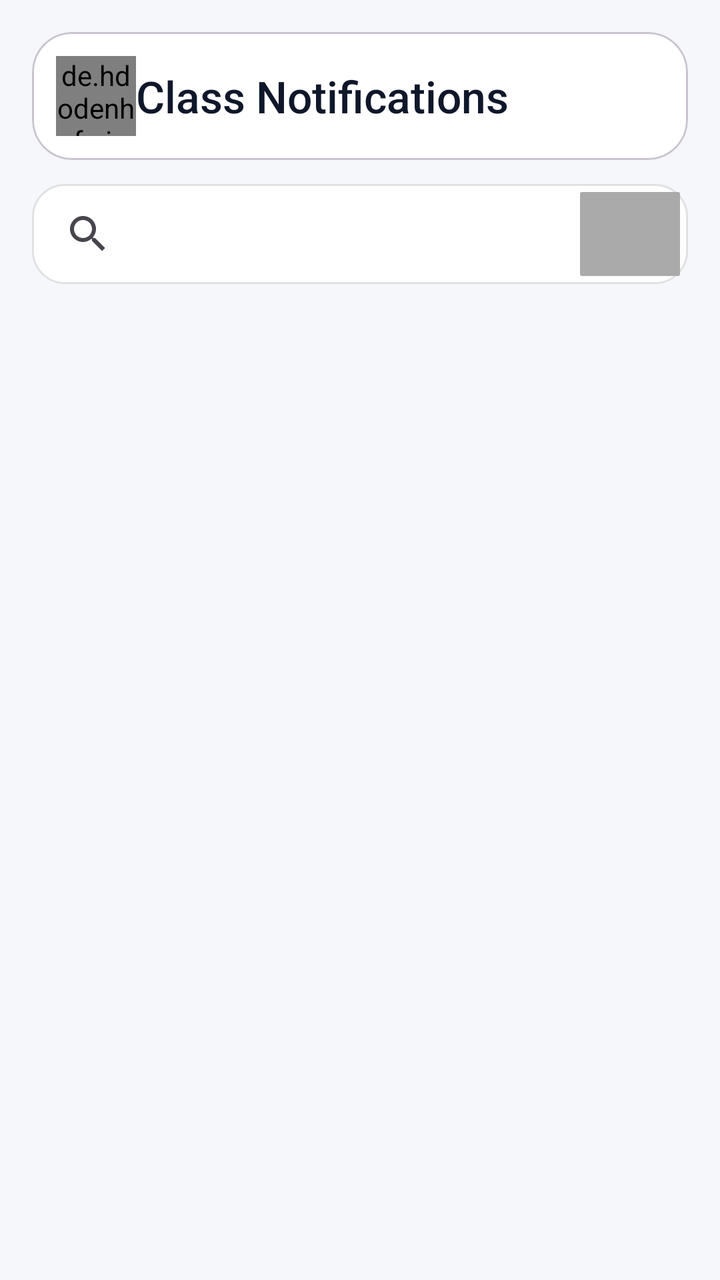
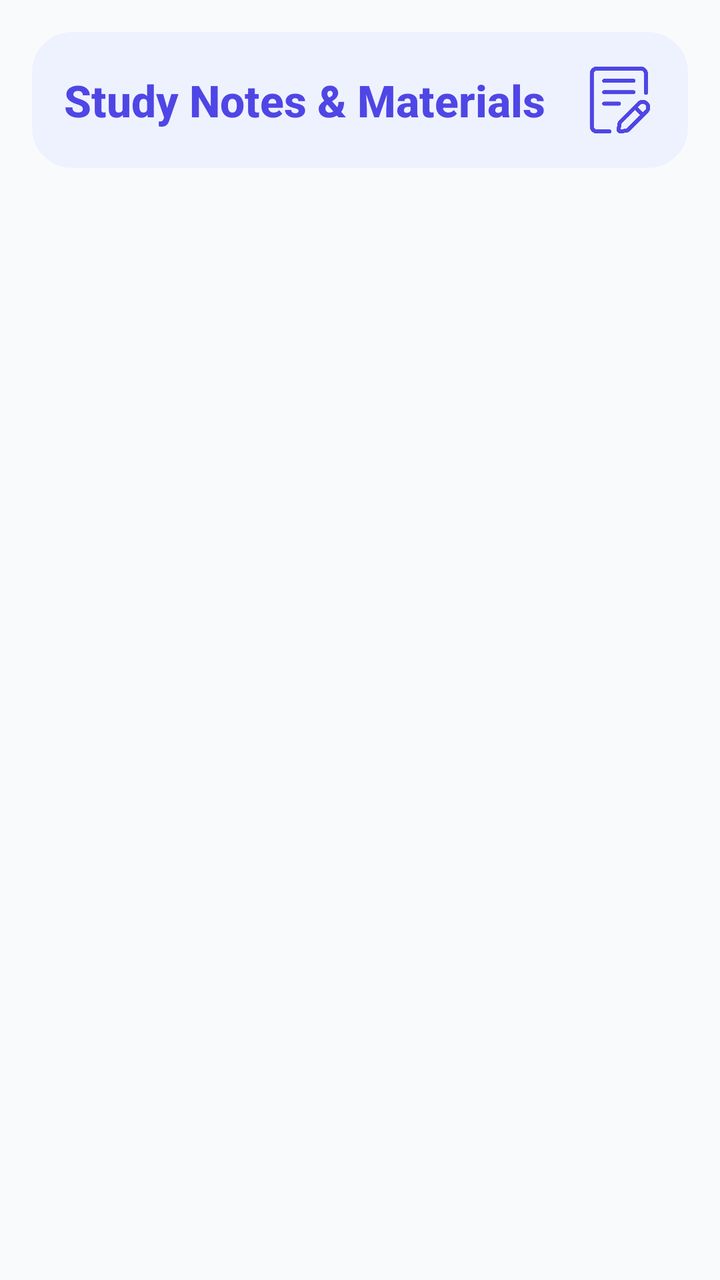

Before-and-after screenshots of an Android layout around one commit, followed by the original layout XML and the change that was made.
<!-- AndroidManifest.xml: application theme Theme.Reater -->
<!-- res/layout/fragment_notes.xml -->
<?xml version="1.0" encoding="utf-8"?>
<androidx.constraintlayout.widget.ConstraintLayout xmlns:android="http://schemas.android.com/apk/res/android"
    xmlns:app="http://schemas.android.com/apk/res-auto"
    xmlns:tools="http://schemas.android.com/tools"
    android:layout_width="match_parent"
    android:layout_height="match_parent"
    android:background="?android:attr/colorBackground"
    tools:context=".ui.fragments.NotesFragment">


    <com.google.android.material.card.MaterialCardView
        android:id="@+id/notes_titlebox"
        android:layout_width="0dp"
        android:layout_height="wrap_content"
        android:layout_marginStart="16dp"
        android:layout_marginTop="16dp"
        android:layout_marginEnd="16dp"
        app:cardCornerRadius="20dp"
        app:cardElevation="0dp"
        app:strokeWidth="1dp"
        app:layout_constraintEnd_toEndOf="parent"
        app:layout_constraintStart_toStartOf="parent"
        app:layout_constraintTop_toTopOf="parent">
        <androidx.constraintlayout.widget.ConstraintLayout
            android:layout_width="match_parent"
            android:layout_height="wrap_content"
            android:padding="12dp">

        <TextView
            android:id="@+id/Notes_Text_Title"
            android:layout_width="0dp"
            android:layout_height="wrap_content"
            android:text="Class Notifications"
            android:textColor="?attr/colorOnSurface"
            android:textSize="22sp"
            android:fontFamily="sans-serif-medium"
            app:layout_constraintBottom_toBottomOf="parent"
            app:layout_constraintEnd_toEndOf="parent"
            app:layout_constraintStart_toEndOf="@+id/imageView2"
            app:layout_constraintTop_toTopOf="parent" />

        <de.hdodenhof.circleimageview.CircleImageView
            android:id="@+id/imageView2"
            android:layout_width="40dp"
            android:layout_height="40dp"
            android:src="@drawable/ic_baseline_home_24"
            app:layout_constraintBottom_toBottomOf="parent"
            app:layout_constraintStart_toStartOf="parent"
            app:layout_constraintTop_toTopOf="parent" />

        </androidx.constraintlayout.widget.ConstraintLayout>
    </com.google.android.material.card.MaterialCardView>

    <androidx.recyclerview.widget.RecyclerView
        android:id="@+id/notesRV"
        android:layout_width="0dp"
        android:layout_height="0dp"
        android:layout_marginStart="8dp"
        android:layout_marginTop="7dp"
        android:layout_marginEnd="8dp"
        android:clipToPadding="false"
        android:paddingBottom="16dp"
        app:layout_constraintBottom_toBottomOf="parent"
        app:layout_constraintEnd_toEndOf="parent"
        app:layout_constraintStart_toStartOf="parent"
        app:layout_constraintTop_toBottomOf="@+id/search_box" />

    <androidx.constraintlayout.widget.ConstraintLayout
        android:id="@+id/search_box"
        android:layout_width="0dp"
        android:layout_height="50dp"
        android:layout_marginStart="16dp"
        android:layout_marginTop="12dp"
        android:layout_marginEnd="16dp"
        android:background="@drawable/rounded_bottom_rectangle"
        android:padding="4dp"
        app:layout_constraintEnd_toEndOf="parent"
        app:layout_constraintHorizontal_bias="0.0"
        app:layout_constraintStart_toStartOf="parent"
        app:layout_constraintTop_toBottomOf="@+id/notes_titlebox">

        <ImageView
            android:id="@+id/search_mic"
            android:layout_width="50dp"
            android:layout_height="0dp"
            app:layout_constraintBottom_toBottomOf="parent"
            app:layout_constraintEnd_toEndOf="parent"
            app:layout_constraintTop_toTopOf="parent"

            app:layout_constraintVertical_bias="0.0"
            android:src="@drawable/microphone2" />

        <androidx.appcompat.widget.SearchView
            android:layout_width="0dp"
            android:layout_height="0dp"
            app:layout_constraintBottom_toBottomOf="parent"
            app:layout_constraintEnd_toStartOf="@+id/search_mic"
            app:layout_constraintStart_toStartOf="parent"
            app:layout_constraintTop_toTopOf="parent" />
    </androidx.constraintlayout.widget.ConstraintLayout>


</androidx.constraintlayout.widget.ConstraintLayout>
<!-- resources referenced by this layout -->
<resources>
  <!-- drawable ic_baseline_home_24 (drawable) -->
  <vector xmlns:android="http://schemas.android.com/apk/res/android"
      android:width="24dp"
      android:height="24dp"
      android:viewportWidth="24"
      android:viewportHeight="24"
      android:tint="?attr/colorControlNormal">
      <path
          android:fillColor="@android:color/white"
          android:pathData="M10,20v-6h4v6h5v-8h3L12,3 2,12h3v8z" />
  </vector>
  <!-- drawable microphone2 (drawable) -->
  <?xml version="1.0" encoding="utf-8"?>
  <shape xmlns:android="http://schemas.android.com/apk/res/android">
      <solid android:color="@android:color/darker_gray"/>
      <corners android:radius="1dp" />
  </shape>
  <!-- drawable rounded_bottom_rectangle (drawable) -->
  <?xml version="1.0" encoding="utf-8"?>
  <shape xmlns:android="http://schemas.android.com/apk/res/android">
      <solid android:color="@color/colorSurface" />
      <corners android:radius="16dp" />
      <stroke
          android:color="#1A000000"
          android:width="1dp" />
  </shape>
  <style name="Theme.Reater" parent="Theme.Material3.DayNight.NoActionBar">
          
          <item name="colorPrimary">@color/iiitu_navy</item>
          <item name="colorOnPrimary">@color/iiitu_white</item>
          <item name="colorPrimaryContainer">@color/iiitu_navy_light</item>
          <item name="colorOnPrimaryContainer">@color/iiitu_white</item>
          <item name="colorSecondary">@color/iiitu_accent</item>
          <item name="colorOnSecondary">@color/iiitu_white</item>
          <item name="colorSecondaryContainer">@color/iiitu_navy_dark</item>
          <item name="colorOnSecondaryContainer">@color/iiitu_white</item>
          <item name="colorTertiary">@color/iiitu_gold</item>
          <item name="colorOnTertiary">@color/iiitu_navy_dark</item>
          <item name="colorTertiaryContainer">@color/iiitu_gold_light</item>
          <item name="colorOnTertiaryContainer">@color/iiitu_navy</item>
          <item name="colorError">@color/colorError</item>
          <item name="colorOnError">@color/colorOnError</item>
          <item name="colorSurface">@color/iiitu_white</item>
          <item name="colorOnSurface">@color/premium_text_primary</item>
          <item name="colorSurfaceVariant">@color/iiitu_light_bg</item>
          <item name="colorOnSurfaceVariant">@color/premium_text_secondary</item>
  
          
          <item name="android:colorBackground">@color/iiitu_light_bg</item>
          <item name="android:statusBarColor" tools:targetApi="l">@color/iiitu_navy</item>
  
          
          <item name="android:fontFamily">sans-serif</item>
      </style>
  <color name="colorSurface">#FFFFFF</color>
  <color name="iiitu_navy">#003366</color>
  <color name="iiitu_white">#FFFFFF</color>
  <color name="iiitu_navy_light">#004488</color>
  <color name="iiitu_accent">#0066CC</color>
  <color name="iiitu_navy_dark">#002244</color>
  <color name="iiitu_gold">#FFB81C</color>
  <color name="iiitu_gold_light">#FFC94D</color>
  <color name="colorError">#D32F2F</color>
  <color name="colorOnError">#FFFFFF</color>
  <color name="premium_text_primary">#0F172A</color>
  <color name="iiitu_light_bg">#F5F7FA</color>
  <color name="premium_text_secondary">#475569</color>
</resources>

<!-- the commit's change to res/layout/fragment_notes.xml (unified diff, before → after) -->
@@ -7,7 +7,7 @@
     android:background="?android:attr/colorBackground"
     tools:context=".ui.fragments.NotesFragment">
 
-
+    
     <com.google.android.material.card.MaterialCardView
         android:id="@+id/notes_titlebox"
         android:layout_width="0dp"
@@ -15,89 +15,133 @@
         android:layout_marginStart="16dp"
         android:layout_marginTop="16dp"
         android:layout_marginEnd="16dp"
+        app:cardBackgroundColor="?attr/colorPrimaryContainer"
         app:cardCornerRadius="20dp"
         app:cardElevation="0dp"
-        app:strokeWidth="1dp"
+        app:strokeWidth="0dp"
         app:layout_constraintEnd_toEndOf="parent"
         app:layout_constraintStart_toStartOf="parent"
         app:layout_constraintTop_toTopOf="parent">
+
         <androidx.constraintlayout.widget.ConstraintLayout
             android:layout_width="match_parent"
             android:layout_height="wrap_content"
-            android:padding="12dp">
+            android:padding="16dp">
 
-        <TextView
-            android:id="@+id/Notes_Text_Title"
-            android:layout_width="0dp"
-            android:layout_height="wrap_content"
-            android:text="Class Notifications"
-            android:textColor="?attr/colorOnSurface"
-            android:textSize="22sp"
-            android:fontFamily="sans-serif-medium"
-            app:layout_constraintBottom_toBottomOf="parent"
-            app:layout_constraintEnd_toEndOf="parent"
-            app:layout_constraintStart_toEndOf="@+id/imageView2"
-            app:layout_constraintTop_toTopOf="parent" />
+            <TextView
+                android:id="@+id/Notes_Text_Title"
+                android:layout_width="0dp"
+                android:layout_height="wrap_content"
+                android:text="Study Notes &amp; Materials"
+                android:textColor="?attr/colorOnPrimaryContainer"
+                android:textSize="22sp"
+                android:fontFamily="sans-serif-medium"
+                android:textStyle="bold"
+                app:layout_constraintBottom_toBottomOf="parent"
+                app:layout_constraintEnd_toStartOf="@+id/imageView2"
+                app:layout_constraintStart_toStartOf="parent"
+                app:layout_constraintTop_toTopOf="parent" />
 
-        <de.hdodenhof.circleimageview.CircleImageView
-            android:id="@+id/imageView2"
-            android:layout_width="40dp"
-            android:layout_height="40dp"
-            android:src="@drawable/ic_baseline_home_24"
-            app:layout_constraintBottom_toBottomOf="parent"
-            app:layout_constraintStart_toStartOf="parent"
-            app:layout_constraintTop_toTopOf="parent" />
+            <ImageView
+                android:id="@+id/imageView2"
+                android:layout_width="36dp"
+                android:layout_height="36dp"
+                android:src="@drawable/wirte"
+                app:tint="?attr/colorOnPrimaryContainer"
+                app:layout_constraintBottom_toBottomOf="parent"
+                app:layout_constraintEnd_toEndOf="parent"
+                app:layout_constraintTop_toTopOf="parent" />
 
         </androidx.constraintlayout.widget.ConstraintLayout>
     </com.google.android.material.card.MaterialCardView>
+
+    <ProgressBar
+        android:id="@+id/notesProgressBar"
+        android:layout_width="wrap_content"
+        android:layout_height="wrap_content"
+        android:visibility="gone"
+        app:layout_constraintBottom_toBottomOf="parent"
+        app:layout_constraintEnd_toEndOf="parent"
+        app:layout_constraintStart_toStartOf="parent"
+        app:layout_constraintTop_toBottomOf="@+id/notes_titlebox" />
 
     <androidx.recyclerview.widget.RecyclerView
         android:id="@+id/notesRV"
         android:layout_width="0dp"
         android:layout_height="0dp"
         android:layout_marginStart="8dp"
-        android:layout_marginTop="7dp"
+        android:layout_marginTop="12dp"
         android:layout_marginEnd="8dp"
         android:clipToPadding="false"
         android:paddingBottom="16dp"
         app:layout_constraintBottom_toBottomOf="parent"
         app:layout_constraintEnd_toEndOf="parent"
         app:layout_constraintStart_toStartOf="parent"
-        app:layout_constraintTop_toBottomOf="@+id/search_box" />
+        app:layout_constraintTop_toBottomOf="@+id/notes_titlebox" />
 
-    <androidx.constraintlayout.widget.ConstraintLayout
-        android:id="@+id/search_box"
+    
+    <com.google.android.material.card.MaterialCardView
+        android:id="@+id/notesEmptyCard"
         android:layout_width="0dp"
-        android:layout_height="50dp"
-        android:layout_marginStart="16dp"
-        android:layout_marginTop="12dp"
-        android:layout_marginEnd="16dp"
-        android:background="@drawable/rounded_bottom_rectangle"
-        android:padding="4dp"
+        android:layout_height="wrap_content"
+        android:layout_marginStart="24dp"
+        android:layout_marginTop="32dp"
+        android:layout_marginEnd="24dp"
+        android:visibility="gone"
+        app:cardBackgroundColor="?attr/colorSurface"
+        app:cardCornerRadius="24dp"
+        app:cardElevation="2dp"
+        app:strokeColor="?attr/colorOutline"
+        app:strokeWidth="1dp"
         app:layout_constraintEnd_toEndOf="parent"
-        app:layout_constraintHorizontal_bias="0.0"
         app:layout_constraintStart_toStartOf="parent"
         app:layout_constraintTop_toBottomOf="@+id/notes_titlebox">
 
-        <ImageView
-            android:id="@+id/search_mic"
-            android:layout_width="50dp"
-            android:layout_height="0dp"
-            app:layout_constraintBottom_toBottomOf="parent"
-            app:layout_constraintEnd_toEndOf="parent"
-            app:layout_constraintTop_toTopOf="parent"
+        <LinearLayout
+            android:layout_width="match_parent"
+            android:layout_height="wrap_content"
+            android:gravity="center"
+            android:orientation="vertical"
+            android:padding="28dp">
 
-            app:layout_constraintVertical_bias="0.0"
-            android:src="@drawable/microphone2" />
+            <ImageView
+                android:layout_width="64dp"
+                android:layout_height="64dp"
+                android:src="@drawable/wirte"
+                app:tint="?attr/colorPrimary" />
 
-        <androidx.appcompat.widget.SearchView
-            android:layout_width="0dp"
-            android:layout_height="0dp"
-            app:layout_constraintBottom_toBottomOf="parent"
-            app:layout_constraintEnd_toStartOf="@+id/search_mic"
-            app:layout_constraintStart_toStartOf="parent"
-            app:layout_constraintTop_toTopOf="parent" />
-    </androidx.constraintlayout.widget.ConstraintLayout>
+            <TextView
+                android:id="@+id/notesEmptyTitle"
+                android:layout_width="wrap_content"
+                android:layout_height="wrap_content"
+                android:layout_marginTop="16dp"
+                android:text="No Study Notes Available"
+                android:textColor="?attr/colorOnSurface"
+                android:textSize="18sp"
+                android:textStyle="bold" />
 
+            <TextView
+                android:id="@+id/notesEmptyDesc"
+                android:layout_width="wrap_content"
+                android:layout_height="wrap_content"
+                android:layout_marginTop="8dp"
+                android:gravity="center"
+                android:text="You must register for a class to view its handouts and study notes."
+                android:textColor="?attr/colorOnSurfaceVariant"
+                android:textSize="14sp" />
+
+            <com.google.android.material.button.MaterialButton
+                android:id="@+id/btnRegisterNotes"
+                android:layout_width="match_parent"
+                android:layout_height="wrap_content"
+                android:layout_marginTop="20dp"
+                android:paddingVertical="12dp"
+                android:text="Register for a Class"
+                android:textAllCaps="false"
+                android:textSize="15sp"
+                app:cornerRadius="14dp" />
+
+        </LinearLayout>
+    </com.google.android.material.card.MaterialCardView>
 
 </androidx.constraintlayout.widget.ConstraintLayout>
<!-- resource entries referenced after the edit -->
@@ -1,71 +1,48 @@
 <!-- resources referenced by this layout -->
 <resources>
-  <!-- drawable ic_baseline_home_24 (drawable) -->
-  <vector xmlns:android="http://schemas.android.com/apk/res/android"
-      android:width="24dp"
-      android:height="24dp"
-      android:viewportWidth="24"
-      android:viewportHeight="24"
-      android:tint="?attr/colorControlNormal">
-      <path
-          android:fillColor="@android:color/white"
-          android:pathData="M10,20v-6h4v6h5v-8h3L12,3 2,12h3v8z" />
-  </vector>
-  <!-- drawable microphone2 (drawable) -->
-  <?xml version="1.0" encoding="utf-8"?>
-  <shape xmlns:android="http://schemas.android.com/apk/res/android">
-      <solid android:color="@android:color/darker_gray"/>
-      <corners android:radius="1dp" />
-  </shape>
-  <!-- drawable rounded_bottom_rectangle (drawable) -->
-  <?xml version="1.0" encoding="utf-8"?>
-  <shape xmlns:android="http://schemas.android.com/apk/res/android">
-      <solid android:color="@color/colorSurface" />
-      <corners android:radius="16dp" />
-      <stroke
-          android:color="#1A000000"
-          android:width="1dp" />
-  </shape>
+  <!-- drawable wirte: png bitmap (drawable-v24, 9570 bytes) -->
   <style name="Theme.Reater" parent="Theme.Material3.DayNight.NoActionBar">
           
-          <item name="colorPrimary">@color/iiitu_navy</item>
-          <item name="colorOnPrimary">@color/iiitu_white</item>
-          <item name="colorPrimaryContainer">@color/iiitu_navy_light</item>
-          <item name="colorOnPrimaryContainer">@color/iiitu_white</item>
-          <item name="colorSecondary">@color/iiitu_accent</item>
-          <item name="colorOnSecondary">@color/iiitu_white</item>
-          <item name="colorSecondaryContainer">@color/iiitu_navy_dark</item>
-          <item name="colorOnSecondaryContainer">@color/iiitu_white</item>
-          <item name="colorTertiary">@color/iiitu_gold</item>
-          <item name="colorOnTertiary">@color/iiitu_navy_dark</item>
-          <item name="colorTertiaryContainer">@color/iiitu_gold_light</item>
-          <item name="colorOnTertiaryContainer">@color/iiitu_navy</item>
+          <item name="colorPrimary">@color/academic_indigo</item>
+          <item name="colorOnPrimary">@color/white</item>
+          <item name="colorPrimaryContainer">@color/academic_indigo_bg</item>
+          <item name="colorOnPrimaryContainer">@color/academic_indigo</item>
+          <item name="colorSecondary">@color/academic_emerald</item>
+          <item name="colorOnSecondary">@color/white</item>
+          <item name="colorSecondaryContainer">@color/academic_emerald_bg</item>
+          <item name="colorOnSecondaryContainer">@color/academic_emerald</item>
+          <item name="colorTertiary">@color/academic_amber</item>
+          <item name="colorOnTertiary">@color/white</item>
+          <item name="colorTertiaryContainer">@color/academic_amber_bg</item>
+          <item name="colorOnTertiaryContainer">@color/academic_amber</item>
           <item name="colorError">@color/colorError</item>
           <item name="colorOnError">@color/colorOnError</item>
-          <item name="colorSurface">@color/iiitu_white</item>
-          <item name="colorOnSurface">@color/premium_text_primary</item>
-          <item name="colorSurfaceVariant">@color/iiitu_light_bg</item>
-          <item name="colorOnSurfaceVariant">@color/premium_text_secondary</item>
+          <item name="colorSurface">@color/academic_card</item>
+          <item name="colorOnSurface">@color/academic_text_primary</item>
+          <item name="colorSurfaceVariant">@color/academic_stroke_light</item>
+          <item name="colorOnSurfaceVariant">@color/academic_text_secondary</item>
   
           
-          <item name="android:colorBackground">@color/iiitu_light_bg</item>
-          <item name="android:statusBarColor" tools:targetApi="l">@color/iiitu_navy</item>
+          <item name="android:colorBackground">@color/academic_canvas</item>
+          <item name="android:statusBarColor" tools:targetApi="m">@color/academic_canvas</item>
+          <item name="android:windowLightStatusBar" tools:targetApi="m">true</item>
   
           
           <item name="android:fontFamily">sans-serif</item>
       </style>
-  <color name="colorSurface">#FFFFFF</color>
-  <color name="iiitu_navy">#003366</color>
-  <color name="iiitu_white">#FFFFFF</color>
-  <color name="iiitu_navy_light">#004488</color>
-  <color name="iiitu_accent">#0066CC</color>
-  <color name="iiitu_navy_dark">#002244</color>
-  <color name="iiitu_gold">#FFB81C</color>
-  <color name="iiitu_gold_light">#FFC94D</color>
+  <color name="academic_indigo">#4F46E5</color>
+  <color name="white">#FFFFFF</color>
+  <color name="academic_indigo_bg">#EEF2FF</color>
+  <color name="academic_emerald">#059669</color>
+  <color name="academic_emerald_bg">#ECFDF5</color>
+  <color name="academic_amber">#D97706</color>
+  <color name="academic_amber_bg">#FFFBEB</color>
   <color name="colorError">#D32F2F</color>
   <color name="colorOnError">#FFFFFF</color>
-  <color name="premium_text_primary">#0F172A</color>
-  <color name="iiitu_light_bg">#F5F7FA</color>
-  <color name="premium_text_secondary">#475569</color>
+  <color name="academic_card">#FFFFFF</color>
+  <color name="academic_text_primary">#0F172A</color>
+  <color name="academic_stroke_light">#F1F5F9</color>
+  <color name="academic_text_secondary">#64748B</color>
+  <color name="academic_canvas">#F8FAFC</color>
 </resources>
 
